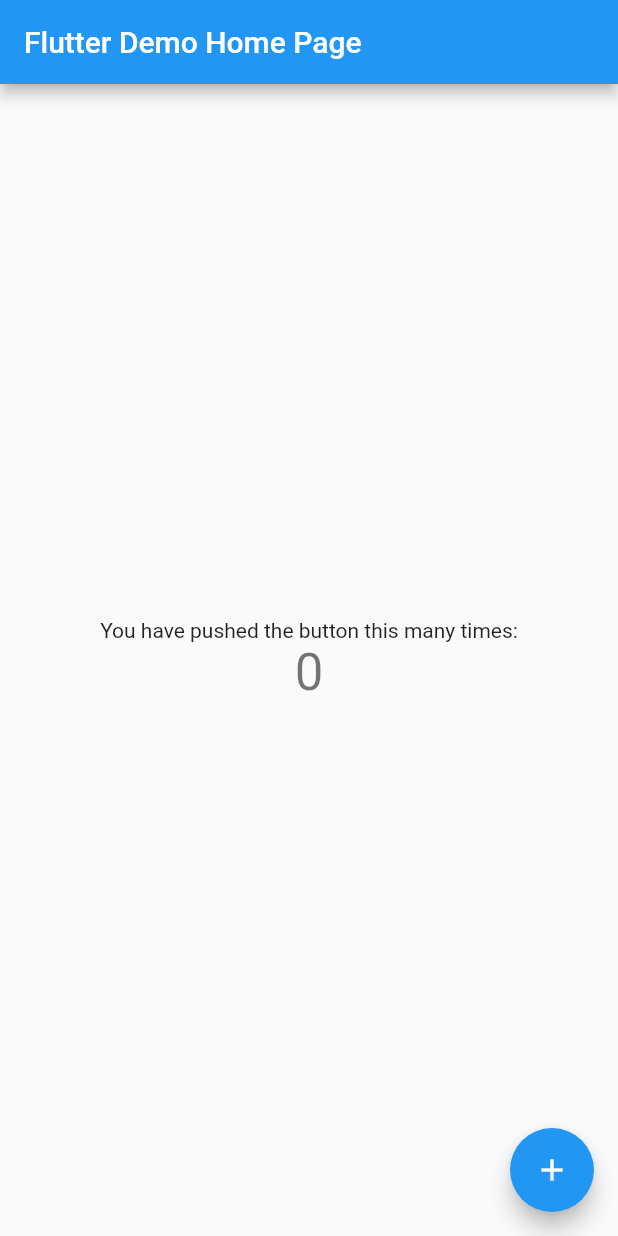
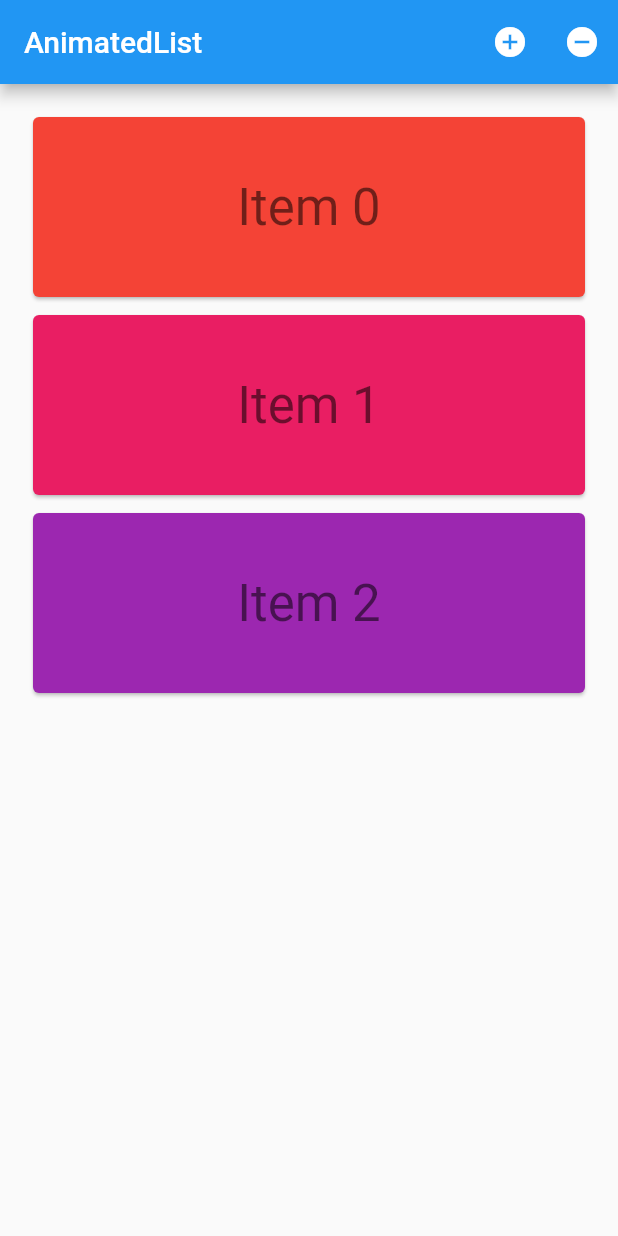
Before and after one commit to Kithor/Puzzle-Clock, a Flutter app: the screen it shows after launch, on a phone screen of 412 x 824 dp. Run offline on Flutter 3.47's test engine with Material 2 defaults, Android fonts, the phone set to English and light mode, and no system bars.

Commit message:
Added sample list view and added simple alarm class

```diff
--- a/lib/main.dart
+++ b/lib/main.dart
@@ -1,109 +1,204 @@
+import 'package:flutter/foundation.dart';
 import 'package:flutter/material.dart';
+import 'alarm.dart';
 
-void main() => runApp(new MyApp());
+class App extends StatefulWidget {
+  @override
+  _AppState createState() => _AppState();
+}
 
-class MyApp extends StatelessWidget {
-  // This widget is the root of your application.
+class _AppState extends State<App> {
+  final GlobalKey<AnimatedListState> _listKey = GlobalKey<AnimatedListState>();
+  ListModel<int> _list;
+  int _selectedItem;
+  int _nextItem; // The next item inserted when the user presses the '+' button.
+
+  @override
+  void initState() {
+    super.initState();
+    _list = ListModel<int>(
+      listKey: _listKey,
+      initialItems: <int>[0, 1, 2],
+      removedItemBuilder: _buildRemovedItem,
+    );
+    _nextItem = 3;
+  }
+
+  // Used to build list items that haven't been removed.
+  Widget _buildItem(
+      BuildContext context, int index, Animation<double> animation) {
+    return CardItem(
+      animation: animation,
+      item: _list[index],
+      selected: _selectedItem == _list[index],
+      onTap: () {
+        setState(() {
+          _selectedItem = _selectedItem == _list[index] ? null : _list[index];
+        });
+      },
+    );
+  }
+
+  // Used to build an item after it has been removed from the list. This method is
+  // needed because a removed item remains  visible until its animation has
+  // completed (even though it's gone as far this ListModel is concerned).
+  // The widget will be used by the [AnimatedListState.removeItem] method's
+  // [AnimatedListRemovedItemBuilder] parameter.
+  Widget _buildRemovedItem(
+      int item, BuildContext context, Animation<double> animation) {
+    return CardItem(
+      animation: animation,
+      item: item,
+      selected: false,
+      // No gesture detector here: we don't want removed items to be interactive.
+    );
+  }
+
+  // Insert the "next item" into the list model.
+  void _insert() {
+    final int index =
+        _selectedItem == null ? _list.length : _list.indexOf(_selectedItem);
+    _list.insert(index, _nextItem++);
+  }
+
+  // Remove the selected item from the list model.
+  void _remove() {
+    if (_selectedItem != null) {
+      _list.removeAt(_list.indexOf(_selectedItem));
+      setState(() {
+        _selectedItem = null;
+      });
+    }
+  }
+
   @override
   Widget build(BuildContext context) {
-    return new MaterialApp(
-      title: 'Flutter Demo',
-      theme: new ThemeData(
-        // This is the theme of your application.
-        //
-        // Try running your application with "flutter run". You'll see the
-        // application has a blue toolbar. Then, without quitting the app, try
-        // changing the primarySwatch below to Colors.green and then invoke
-        // "hot reload" (press "r" in the console where you ran "flutter run",
-        // or press Run > Flutter Hot Reload in IntelliJ). Notice that the
-        // counter didn't reset back to zero; the application is not restarted.
-        primarySwatch: Colors.blue,
+    return MaterialApp(
+      home: Scaffold(
+        appBar: AppBar(
+          title: const Text('AnimatedList'),
+          actions: <Widget>[
+            IconButton(
+              icon: const Icon(Icons.add_circle),
+              onPressed: _insert,
+              tooltip: 'insert a new item',
+            ),
+            IconButton(
+              icon: const Icon(Icons.remove_circle),
+              onPressed: _remove,
+              tooltip: 'remove the selected item',
+            ),
+          ],
+        ),
+        body: Padding(
+          padding: const EdgeInsets.all(16.0),
+          child: AnimatedList(
+            key: _listKey,
+            initialItemCount: _list.length,
+            itemBuilder: _buildItem,
+          ),
+        ),
       ),
-      home: new MyHomePage(title: 'Flutter Demo Home Page'),
     );
   }
 }
 
-class MyHomePage extends StatefulWidget {
-  MyHomePage({Key key, this.title}) : super(key: key);
+/// Keeps a Dart List in sync with an AnimatedList.
+///
+/// The [insert] and [removeAt] methods apply to both the internal list and the
+/// animated list that belongs to [listKey].
+///
+/// This class only exposes as much of the Dart List API as is needed by the
+/// sample app. More list methods are easily added, however methods that mutate the
+/// list must make the same changes to the animated list in terms of
+/// [AnimatedListState.insertItem] and [AnimatedList.removeItem].
+class ListModel<E> {
+  ListModel({
+    @required this.listKey,
+    @required this.removedItemBuilder,
+    Iterable<E> initialItems,
+  })  : assert(listKey != null),
+        assert(removedItemBuilder != null),
+        _items = List<E>.from(initialItems ?? <E>[]);
 
-  // This widget is the home page of your application. It is stateful, meaning
-  // that it has a State object (defined below) that contains fields that affect
-  // how it looks.
+  final GlobalKey<AnimatedListState> listKey;
+  final dynamic removedItemBuilder;
+  final List<E> _items;
 
-  // This class is the configuration for the state. It holds the values (in this
-  // case the title) provided by the parent (in this case the App widget) and
-  // used by the build method of the State. Fields in a Widget subclass are
-  // always marked "final".
+  AnimatedListState get _animatedList => listKey.currentState;
 
-  final String title;
+  void insert(int index, E item) {
+    _items.insert(index, item);
+    _animatedList.insertItem(index);
+  }
 
-  @override
-  _MyHomePageState createState() => new _MyHomePageState();
+  E removeAt(int index) {
+    final E removedItem = _items.removeAt(index);
+    if (removedItem != null) {
+      _animatedList.removeItem(index,
+          (BuildContext context, Animation<double> animation) {
+        return removedItemBuilder(removedItem, context, animation);
+      });
+    }
+    return removedItem;
+  }
+
+  int get length => _items.length;
+
+  E operator [](int index) => _items[index];
+
+  int indexOf(E item) => _items.indexOf(item);
 }
 
-class _MyHomePageState extends State<MyHomePage> {
-  int _counter = 0;
+/// Displays its integer item as 'item N' on a Card whose color is based on
+/// the item's value. The text is displayed in bright green if selected is true.
+/// This widget's height is based on the animation parameter, it varies
+/// from 0 to 128 as the animation varies from 0.0 to 1.0.
+class CardItem extends StatelessWidget {
+  const CardItem(
+      {Key key,
+      @required this.animation,
+      this.onTap,
+      @required this.item,
+      this.selected: false})
+      : assert(animation != null),
+        assert(item != null && item >= 0),
+        assert(selected != null),
+        super(key: key);
 
-  void _incrementCounter() {
-    setState(() {
-      // This call to setState tells the Flutter framework that something has
-      // changed in this State, which causes it to rerun the build method below
-      // so that the display can reflect the updated values. If we changed
-      // _counter without calling setState(), then the build method would not be
-      // called again, and so nothing would appear to happen.
-      _counter++;
-    });
-  }
+  final Animation<double> animation;
+  final VoidCallback onTap;
+  final int item;
+  final bool selected;
 
   @override
   Widget build(BuildContext context) {
-    // This method is rerun every time setState is called, for instance as done
-    // by the _incrementCounter method above.
-    //
-    // The Flutter framework has been optimized to make rerunning build methods
-    // fast, so that you can just rebuild anything that needs updating rather
-    // than having to individually change instances of widgets.
-    return new Scaffold(
-      appBar: new AppBar(
-        // Here we take the value from the MyHomePage object that was created by
-        // the App.build method, and use it to set our appbar title.
-        title: new Text(widget.title),
-      ),
-      body: new Center(
-        // Center is a layout widget. It takes a single child and positions it
-        // in the middle of the parent.
-        child: new Column(
-          // Column is also layout widget. It takes a list of children and
-          // arranges them vertically. By default, it sizes itself to fit its
-          // children horizontally, and tries to be as tall as its parent.
-          //
-          // Invoke "debug paint" (press "p" in the console where you ran
-          // "flutter run", or select "Toggle Debug Paint" from the Flutter tool
-          // window in IntelliJ) to see the wireframe for each widget.
-          //
-          // Column has various properties to control how it sizes itself and
-          // how it positions its children. Here we use mainAxisAlignment to
-          // center the children vertically; the main axis here is the vertical
-          // axis because Columns are vertical (the cross axis would be
-          // horizontal).
-          mainAxisAlignment: MainAxisAlignment.center,
-          children: <Widget>[
-            new Text(
-              'You have pushed the button this many times:',
+    TextStyle textStyle = Theme.of(context).textTheme.display1;
+    if (selected)
+      textStyle = textStyle.copyWith(color: Colors.lightGreenAccent[400]);
+    return Padding(
+      padding: const EdgeInsets.all(2.0),
+      child: SizeTransition(
+        axis: Axis.vertical,
+        sizeFactor: animation,
+        child: GestureDetector(
+          behavior: HitTestBehavior.opaque,
+          onTap: onTap,
+          child: SizedBox(
+            height: 128.0,
+            child: Card(
+              color: Colors.primaries[item % Colors.primaries.length],
+              child: Center(
+                child: Text('Item $item', style: textStyle),
+              ),
             ),
-            new Text(
-              '$_counter',
-              style: Theme.of(context).textTheme.display1,
-            ),
-          ],
+          ),
         ),
       ),
-      floatingActionButton: new FloatingActionButton(
-        onPressed: _incrementCounter,
-        tooltip: 'Increment',
-        child: new Icon(Icons.add),
-      ), // This trailing comma makes auto-formatting nicer for build methods.
     );
   }
 }
+
+void main() {
+  runApp(App());
+}
```
Also changed, not shown: lib/alarm.dart (added, +36 -0 lines), 1 other file.
